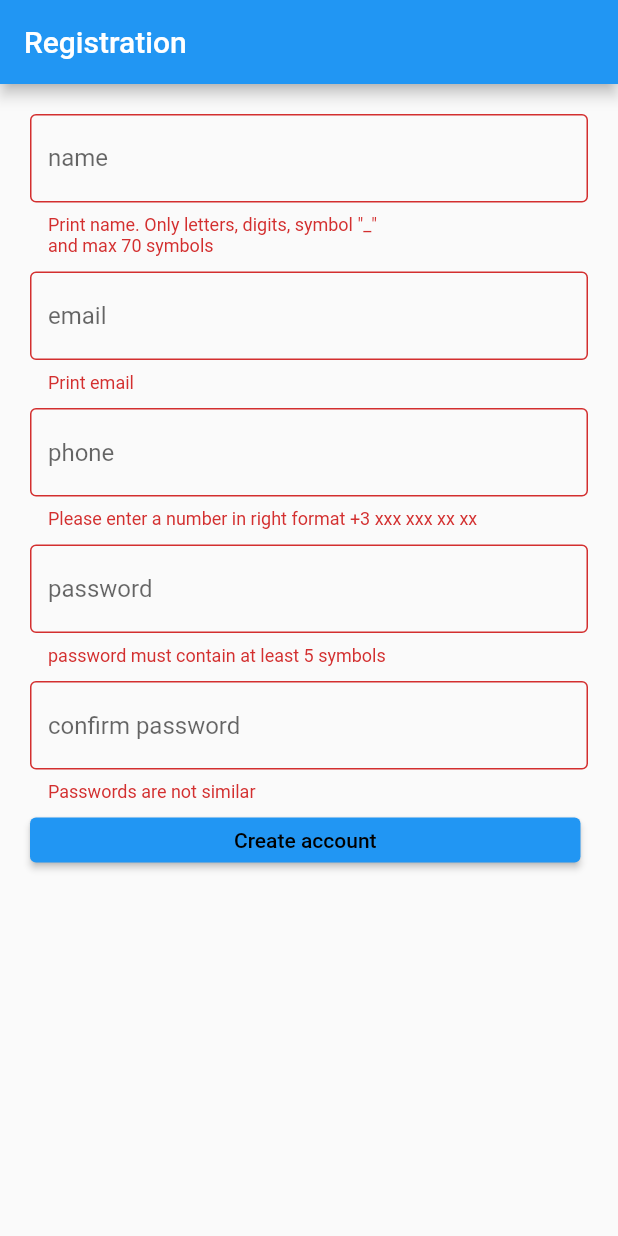
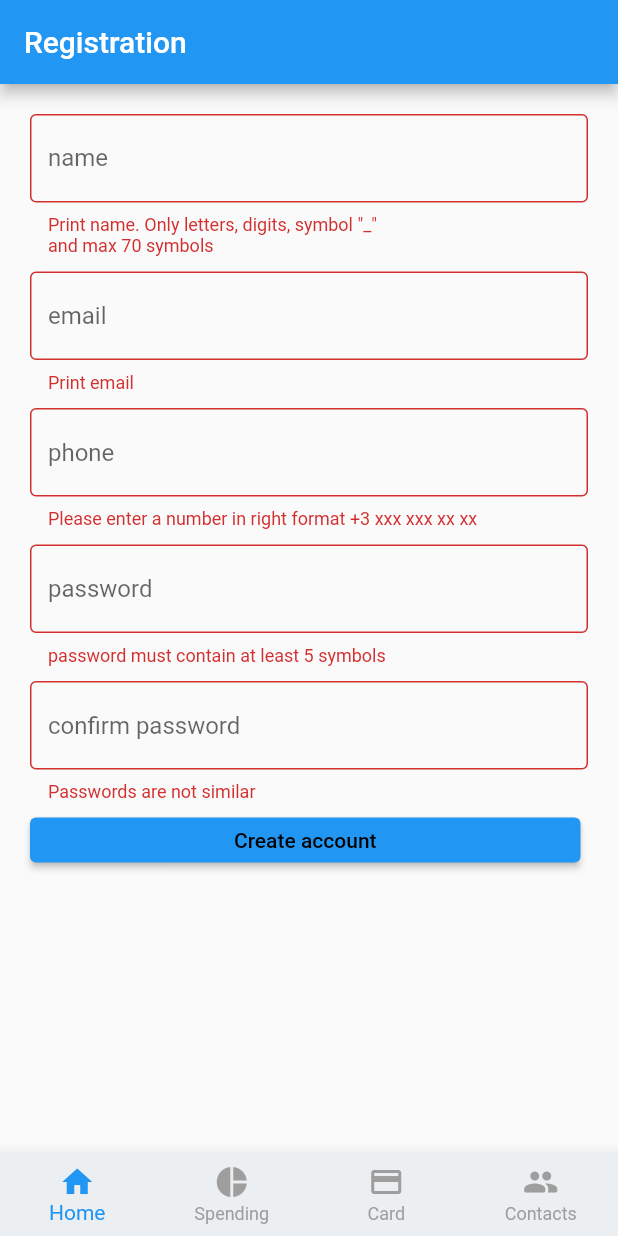
Before and after one commit to Paltsevalexandr/radency_internship, a Flutter app: the screen it shows after launch, after a tap on "Create account", on a phone screen of 412 x 824 dp. Run offline on Flutter 3.47's test engine with Material 2 defaults, Android fonts, the phone set to English and light mode, and no system bars.

Commit message:
add bottom nav_bar

```diff
--- /dev/null
+++ b/lib/bottom_nav_bar/bottom_nav_bar.dart
@@ -0,0 +1,46 @@
+import 'package:flutter/material.dart';
+
+class BottomNavBar extends StatefulWidget {
+  @override
+  _BottomNavBarState createState() => _BottomNavBarState();
+}
+
+class _BottomNavBarState extends State<BottomNavBar> {
+  int index = 0;
+
+  void selectIndex(value) {
+    setState(() {
+      index = value;
+    });
+  }
+
+  Widget build(BuildContext context) {
+    return
+      BottomNavigationBar(
+      items: [
+        BottomNavigationBarItem(
+          icon: Icon(Icons.home),
+          label: 'Home',
+        ),
+        BottomNavigationBarItem(
+          icon: Icon(Icons.pie_chart_sharp),
+          label: 'Spending',
+        ),
+        BottomNavigationBarItem(
+          icon: Icon(Icons.credit_card_outlined),
+          label: 'Card',
+        ),
+        BottomNavigationBarItem(
+          icon: Icon(Icons.people_rounded),
+          label: 'Contacts',
+        ),
+      ],
+      type: BottomNavigationBarType.fixed,
+      backgroundColor: Colors.blueGrey[50],
+      selectedItemColor: Colors.blue,
+      unselectedItemColor: Colors.grey,
+      currentIndex: index,
+      onTap: selectIndex,
+    );
+  }
+}
--- a/lib/main.dart
+++ b/lib/main.dart
@@ -1,5 +1,6 @@
 import 'package:flutter/material.dart';
 import 'package:flutter_app/registration/registration_page.dart';
+import 'package:flutter_app/bottom_nav_bar/bottom_nav_bar.dart';
 
 void main() {
   runApp(MyApp());
@@ -10,8 +11,10 @@ class MyApp extends StatelessWidget {
   @override
   Widget build(BuildContext context) {
     return MaterialApp(
-      title: 'Flutter Demo',
-      home: RegistrationPage(),
+      home: Scaffold(
+        body: RegistrationPage(),
+        bottomNavigationBar: BottomNavBar(),
+      )
     );
   }
 }
```
